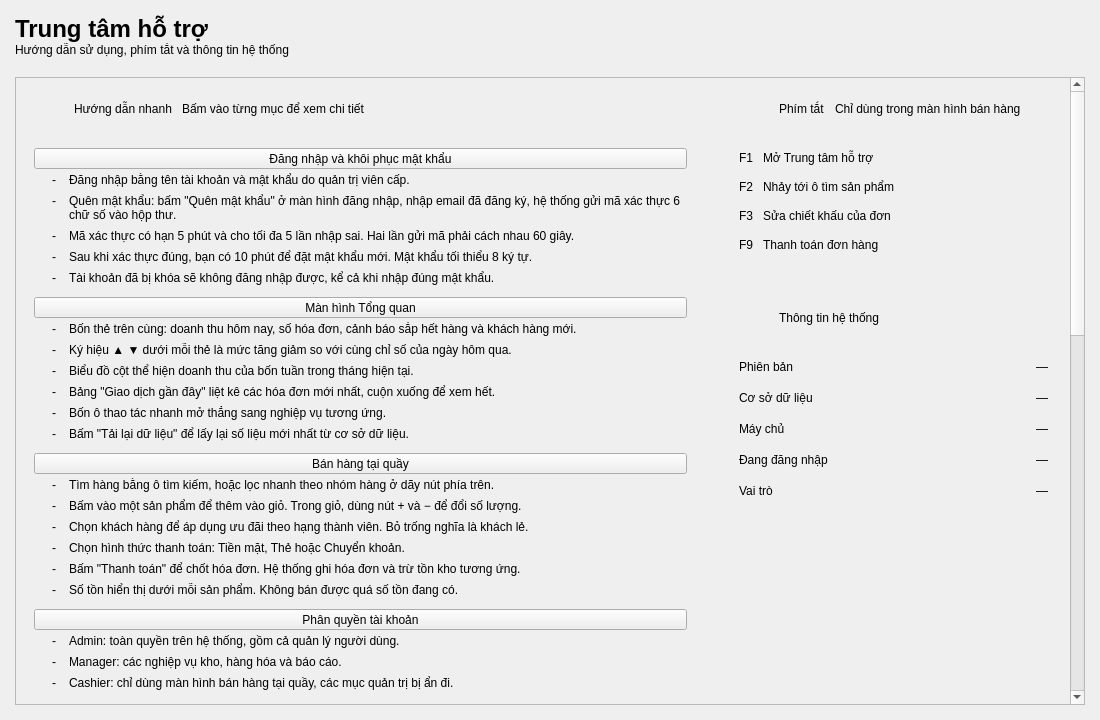
Qt form src/gui/tabs/help_center.ui (letrankhang/Supermarket_Manager) before a commit.
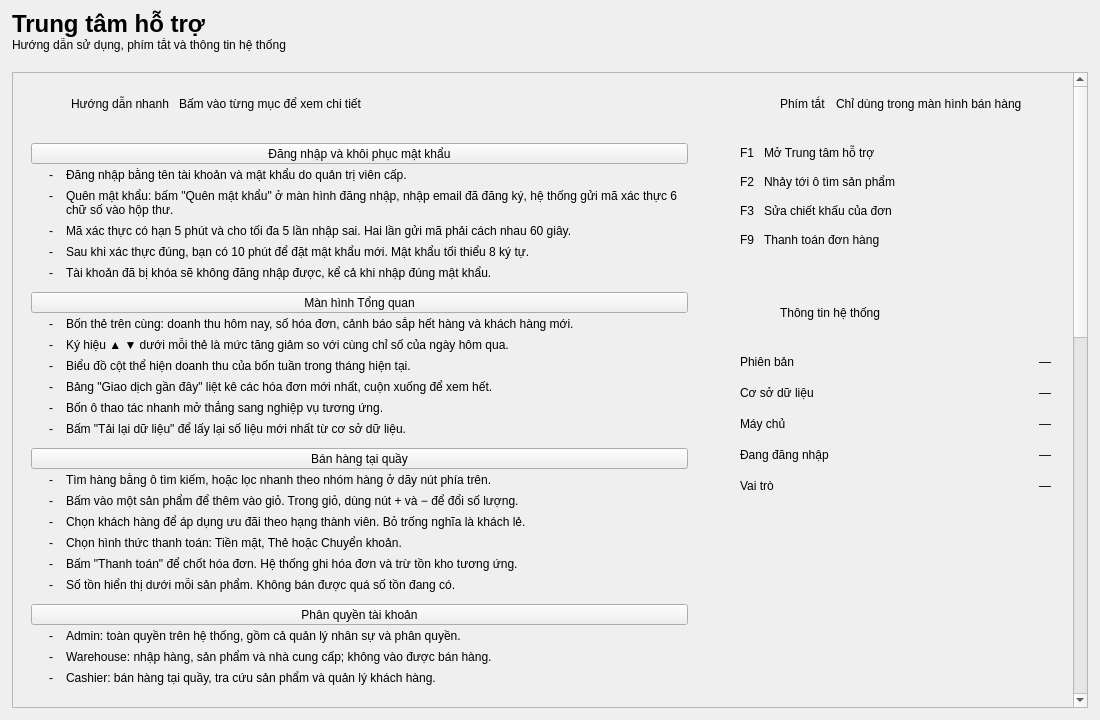
The same form after that commit. Icons and pictures are not drawn.

Commit message: feat: cải thiện giao diện và sửa lỗi xếp hạng, giảm giá theo hạng

```diff
--- a/src/gui/tabs/help_center.ui
+++ b/src/gui/tabs/help_center.ui
@@ -600,16 +600,16 @@
     <number>0</number>
    </property>
    <property name="leftMargin">
-    <number>15</number>
+    <number>12</number>
    </property>
    <property name="topMargin">
-    <number>15</number>
+    <number>10</number>
    </property>
    <property name="rightMargin">
-    <number>15</number>
+    <number>12</number>
    </property>
    <property name="bottomMargin">
-    <number>15</number>
+    <number>12</number>
    </property>
    <item>
     <layout class="QVBoxLayout" name="headerLayout">
@@ -632,6 +632,7 @@
       <widget class="QLabel" name="lblTitle">
        <property name="font">
         <font>
+         <family>Segoe UI</family>
          <pointsize>18</pointsize>
          <bold>true</bold>
         </font>
@@ -681,8 +682,8 @@
       <property name="geometry">
        <rect>
         <x>0</x>
-        <y>-1328</y>
-        <width>1060</width>
+        <y>0</y>
+        <width>1066</width>
         <height>1944</height>
        </rect>
       </property>
@@ -2266,7 +2267,7 @@
                            </sizepolicy>
                           </property>
                           <property name="text">
-                           <string>Admin: toàn quyền trên hệ thống, gồm cả quản lý người dùng.</string>
+                           <string>Admin: toàn quyền trên hệ thống, gồm cả quản lý nhân sự và phân quyền.</string>
                           </property>
                           <property name="wordWrap">
                            <bool>true</bool>
@@ -2329,7 +2330,7 @@
                            </sizepolicy>
                           </property>
                           <property name="text">
-                           <string>Manager: các nghiệp vụ kho, hàng hóa và báo cáo.</string>
+                           <string>Warehouse: nhập hàng, sản phẩm và nhà cung cấp; không vào được bán hàng.</string>
                           </property>
                           <property name="wordWrap">
                            <bool>true</bool>
@@ -2392,7 +2393,7 @@
                            </sizepolicy>
                           </property>
                           <property name="text">
-                           <string>Cashier: chỉ dùng màn hình bán hàng tại quầy, các mục quản trị bị ẩn đi.</string>
+                           <string>Cashier: bán hàng tại quầy, tra cứu sản phẩm và quản lý khách hàng.</string>
                           </property>
                           <property name="wordWrap">
                            <bool>true</bool>
```
The commit also changes 1 other file.
